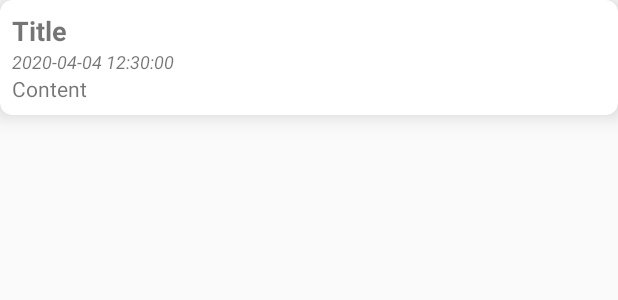
After one commit to marijal74/Student-Debut, an Android app: the layout row.xml on its own in the app's theme, with its tools: preview values and no code run, on a phone screen of 412 x 824 dp. The commit adds this screen. Shown: the top 300 px of the screen. Run offline under Robolectric (Android 15) with nearby library versions, the phone set to English and light mode, and no system bars.

Commit message:
dodat Module paket

```diff
--- a/StudentDebut/app/build.gradle
+++ b/StudentDebut/app/build.gradle
@@ -34,4 +34,7 @@ dependencies {
     testImplementation 'junit:junit:4.12'
     androidTestImplementation 'androidx.test.ext:junit:1.1.1'
     androidTestImplementation 'androidx.test.espresso:espresso-core:3.2.0'
+    implementation 'com.google.code.gson:gson:2.8.6'
+    implementation 'androidx.cardview:cardview:1.0.0'
+    implementation 'androidx.recyclerview:recyclerview:1.2.0-alpha02'
 }
--- /dev/null
+++ b/StudentDebut/app/src/main/java/com/example/studentdebut/Model/Item.kt
@@ -0,0 +1,6 @@
+package com.example.studentdebut.Model
+
+data class Item (val title:String, val pubDate:String, val link:String, val guid:String,
+                    val enclosure:Object, val categories:List<String>){
+
+}
--- /dev/null
+++ b/StudentDebut/app/src/main/java/com/example/studentdebut/Model/RSSObject.kt
@@ -0,0 +1,5 @@
+package com.example.studentdebut.Model
+
+data class RSSObject (val status:String, val feed:Feed, val items:List<Item>){
+
+}
--- /dev/null
+++ b/StudentDebut/app/src/main/res/layout/row.xml
@@ -0,0 +1,45 @@
+<?xml version="1.0" encoding="utf-8"?>
+<androidx.cardview.widget.CardView xmlns:android="http://schemas.android.com/apk/res/android"
+    xmlns:CardView="http://schemas.android.com/apk/res-auto"
+    android:id="@+id/cardView"
+    android:padding="8dp"
+    android:layout_marginBottom="8dp"
+    android:layout_width="match_parent"
+    CardView:cardCornerRadius="8dp"
+    CardView:cardElevation="8dp"
+    android:layout_height="wrap_content">
+
+    <LinearLayout
+        android:layout_margin="8dp"
+        android:orientation="vertical"
+        android:layout_width="match_parent"
+        android:layout_height="wrap_content">
+
+        <TextView
+            android:text="Title"
+            android:id="@+id/txtTitle"
+            android:textSize="18sp"
+            android:textStyle="bold"
+            android:layout_width="match_parent"
+            android:layout_height="wrap_content" />
+
+        <TextView
+            android:text="2020-04-04 12:30:00"
+            android:id="@+id/txtPubDate"
+            android:textSize="12sp"
+            android:textStyle="italic"
+            android:layout_width="match_parent"
+            android:layout_height="wrap_content" />
+
+
+        <TextView
+            android:text="Content"
+            android:id="@+id/txtContent"
+            android:textSize="14sp"
+            android:textStyle="normal"
+            android:layout_width="match_parent"
+            android:layout_height="wrap_content" />
+
+    </LinearLayout>
+
+</androidx.cardview.widget.CardView>
```
Also changed, not shown: StudentDebut/app/src/main/java/com/example/studentdebut/Model/Feed.kt (added, +7 -0 lines), StudentDebut/app/src/main/res/layout/activity_list_of_jobs.xml (+31 -2 lines).
